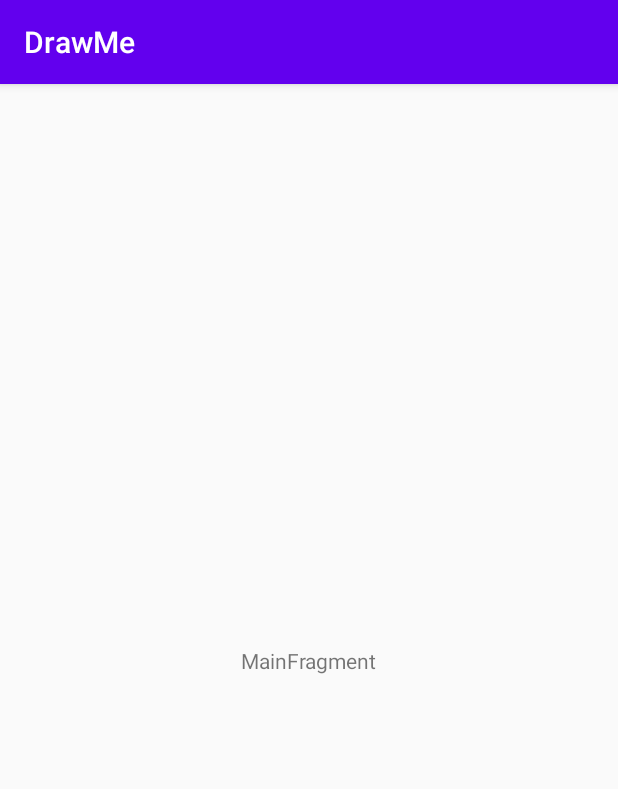
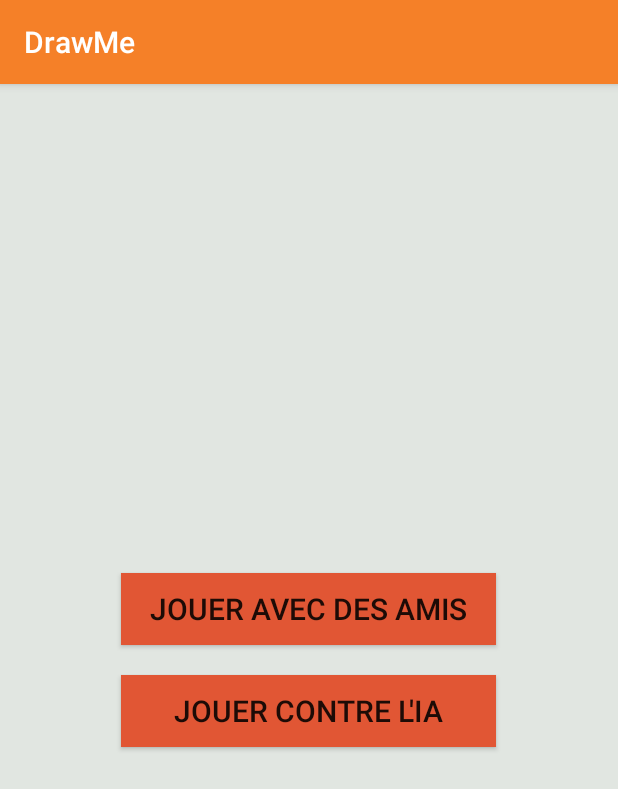
Before and after one commit to depp57/DrawMe, an Android app: the screen it shows after launch (MainActivity), on a phone screen of 412 x 824 dp. Shown: the top 789 px of the screen. Run offline under Robolectric (Android 15) with nearby library versions, the phone set to English and light mode, and no system bars.

Commit message:
:rocket: add main fragment (game menu)

```diff
--- a/app/build.gradle
+++ b/app/build.gradle
@@ -20,7 +20,14 @@ android {
             proguardFiles getDefaultProguardFile('proguard-android-optimize.txt'), 'proguard-rules.pro'
         }
     }
+    compileOptions {
+        sourceCompatibility = 1.8
+        targetCompatibility = 1.8
+    }
 
+    viewBinding {
+        enabled = true
+    }
 }
 
 dependencies {
@@ -29,7 +36,7 @@ dependencies {
     implementation 'androidx.appcompat:appcompat:1.1.0'
     implementation 'androidx.constraintlayout:constraintlayout:1.1.3'
     implementation 'androidx.lifecycle:lifecycle-extensions:2.2.0'
-    testImplementation 'junit:junit:4.12'
+    testImplementation 'junit:junit:4.13'
     androidTestImplementation 'androidx.test.ext:junit:1.1.1'
     androidTestImplementation 'androidx.test.espresso:espresso-core:3.2.0'
 }
--- a/app/src/main/java/fr/depp/drawme/ui/main/MainFragment.java
+++ b/app/src/main/java/fr/depp/drawme/ui/main/MainFragment.java
@@ -1,6 +1,4 @@
 package fr.depp.drawme.ui.main;
-
-import androidx.lifecycle.ViewModelProviders;
 
 import android.os.Bundle;
 
@@ -8,15 +6,17 @@ import androidx.annotation.NonNull;
 import androidx.annotation.Nullable;
 import androidx.fragment.app.Fragment;
 
+import android.util.Log;
 import android.view.LayoutInflater;
 import android.view.View;
 import android.view.ViewGroup;
+import android.widget.Toast;
 
-import fr.depp.drawme.R;
+import fr.depp.drawme.databinding.MainFragmentBinding;
 
 public class MainFragment extends Fragment {
 
-    private MainViewModel mViewModel;
+    private MainFragmentBinding binding;
 
     public static MainFragment newInstance() {
         return new MainFragment();
@@ -26,14 +26,25 @@ public class MainFragment extends Fragment {
     @Override
     public View onCreateView(@NonNull LayoutInflater inflater, @Nullable ViewGroup container,
                              @Nullable Bundle savedInstanceState) {
-        return inflater.inflate(R.layout.main_fragment, container, false);
+        binding = MainFragmentBinding.inflate(inflater, container, false);
+
+        binding.btnPlayMultiplayer.setOnClickListener((view) -> handlePlayMultiplayer());
+        binding.btnPlayAi.setOnClickListener((view) -> handlePlayAi());
+        return binding.getRoot();
+    }
+
+    private void handlePlayMultiplayer() {
+
+    }
+
+    private void handlePlayAi() {
+        Toast.makeText(getContext(), "L'IA sera bientôt implémentée !", Toast.LENGTH_SHORT).show();
     }
 
     @Override
-    public void onActivityCreated(@Nullable Bundle savedInstanceState) {
-        super.onActivityCreated(savedInstanceState);
-        mViewModel = ViewModelProviders.of(this).get(MainViewModel.class);
-        // TODO: Use the ViewModel
+    public void onDestroyView() {
+        super.onDestroyView();
+        binding = null;
     }
 
 }
--- a/app/src/main/res/layout/main_fragment.xml
+++ b/app/src/main/res/layout/main_fragment.xml
@@ -1,20 +1,29 @@
 <?xml version="1.0" encoding="utf-8"?>
-<androidx.constraintlayout.widget.ConstraintLayout xmlns:android="http://schemas.android.com/apk/res/android"
-    xmlns:app="http://schemas.android.com/apk/res-auto"
+<LinearLayout xmlns:android="http://schemas.android.com/apk/res/android"
     xmlns:tools="http://schemas.android.com/tools"
     android:id="@+id/main"
     android:layout_width="match_parent"
     android:layout_height="match_parent"
+    android:background="@color/background_color"
+    android:gravity="center"
+    android:orientation="vertical"
     tools:context=".ui.main.MainFragment">
 
-    <TextView
-        android:id="@+id/message"
-        android:layout_width="wrap_content"
+    <Button
+        android:id="@+id/btn_play_multiplayer"
+        android:layout_width="@dimen/btn_main_width"
         android:layout_height="wrap_content"
-        android:text="MainFragment"
-        app:layout_constraintBottom_toBottomOf="parent"
-        app:layout_constraintEnd_toEndOf="parent"
-        app:layout_constraintStart_toStartOf="parent"
-        app:layout_constraintTop_toTopOf="parent" />
+        android:background="@color/colorAccent"
+        android:text="@string/play_multiplayer"
+        android:textSize="@dimen/text_main_size"
+        android:layout_margin="10dp" />
 
-</androidx.constraintlayout.widget.ConstraintLayout>
+    <Button
+        android:id="@+id/btn_play_ai"
+        android:layout_width="@dimen/btn_main_width"
+        android:layout_height="wrap_content"
+        android:background="@color/colorAccent"
+        android:text="@string/play_ai"
+        android:textSize="@dimen/text_main_size"
+        android:layout_margin="10dp" />
+</LinearLayout>
--- a/app/src/main/res/values/colors.xml
+++ b/app/src/main/res/values/colors.xml
@@ -1,6 +1,8 @@
 <?xml version="1.0" encoding="utf-8"?>
 <resources>
-    <color name="colorPrimary">#6200EE</color>
-    <color name="colorPrimaryDark">#3700B3</color>
-    <color name="colorAccent">#03DAC5</color>
+    <color name="colorPrimary">#F58028</color>
+    <color name="colorPrimaryDark">#F85A3E</color>
+    <color name="colorAccent">#E15634</color>
+
+    <color name="background_color">#E1E6E1</color>
 </resources>
--- /dev/null
+++ b/app/src/main/res/values/dimens.xml
@@ -0,0 +1,5 @@
+<?xml version="1.0" encoding="utf-8"?>
+<resources>
+    <dimen name="btn_main_width">250dp</dimen>
+    <dimen name="text_main_size">20sp</dimen>
+</resources>
--- a/app/src/main/res/values/strings.xml
+++ b/app/src/main/res/values/strings.xml
@@ -1,3 +1,5 @@
 <resources>
     <string name="app_name">DrawMe</string>
+    <string name="play_ai">Jouer contre l\'IA</string>
+    <string name="play_multiplayer">Jouer avec des amis</string>
 </resources>
--- a/app/src/main/res/values/styles.xml
+++ b/app/src/main/res/values/styles.xml
@@ -7,5 +7,4 @@
         <item name="colorPrimaryDark">@color/colorPrimaryDark</item>
         <item name="colorAccent">@color/colorAccent</item>
     </style>
-
 </resources>
```
